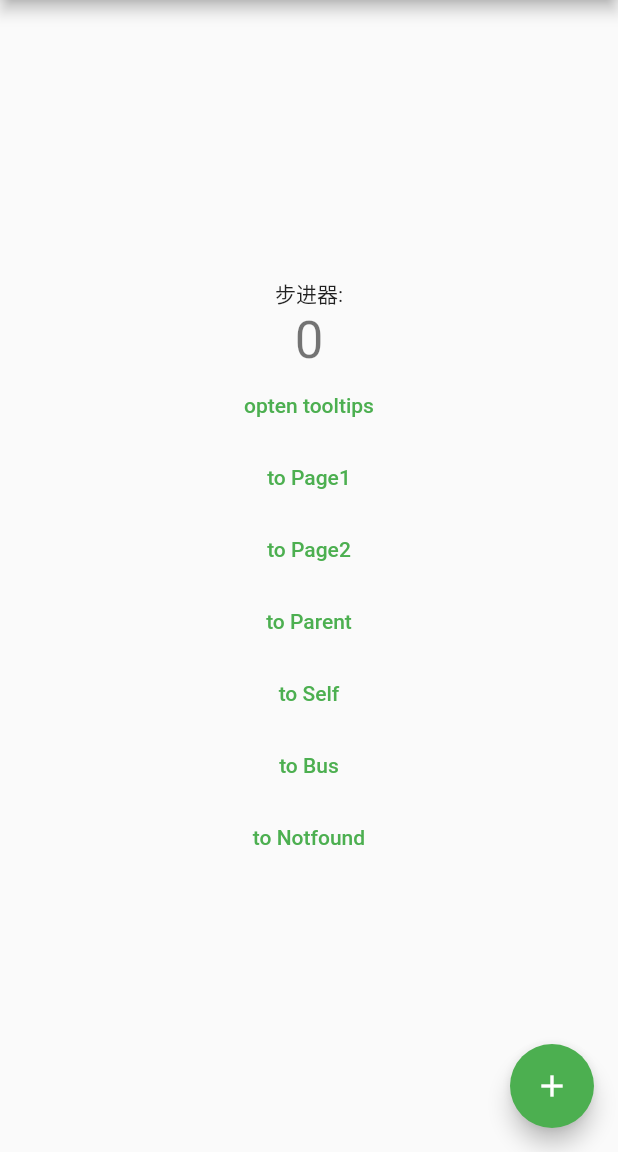
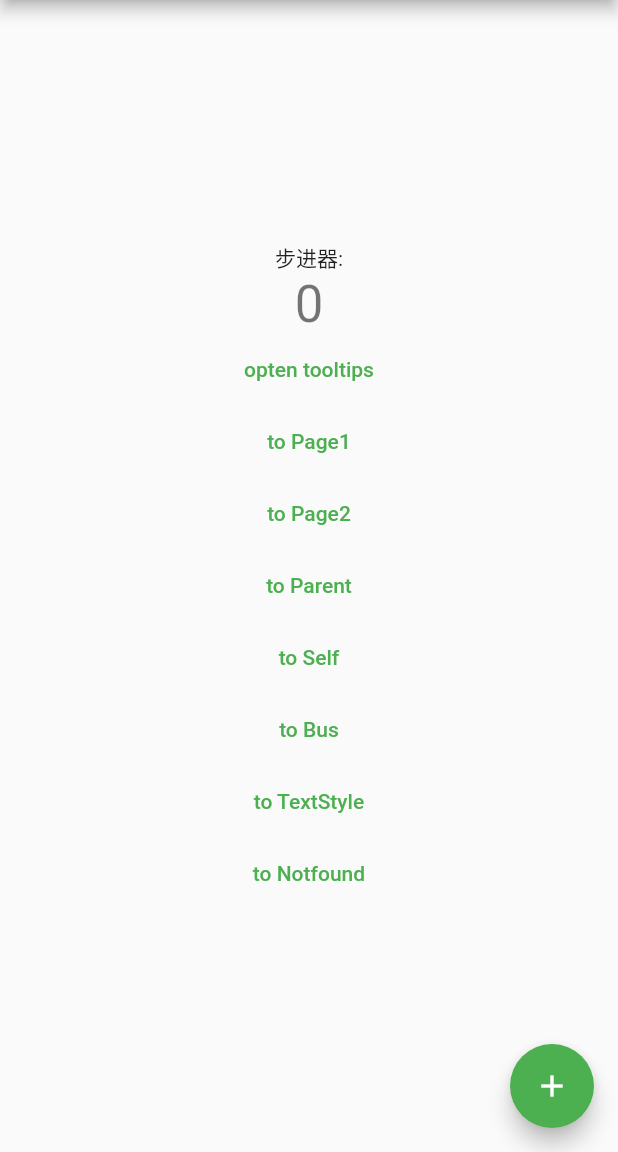
Before and after one commit to Liangmr0505/n-e.flutter, a Flutter app: the screen it shows after launch, on a phone screen of 412 x 824 dp, the part 84-1236 px from its top. Run offline on Flutter 3.47's test engine with Material 2 defaults, Android fonts, the phone set to English and light mode, and no system bars.

Commit message:
feat: 文本测试

```diff
--- a/lib/app.dart
+++ b/lib/app.dart
@@ -2,6 +2,7 @@ import 'package:first/pages/route_test/page1/child/tip_route.dart';
 import 'package:first/pages/tapbox/bus/bus.dart';
 import 'package:first/pages/tapbox/parent/parent.dart';
 import 'package:first/pages/tapbox/self/index.dart';
+import 'package:first/pages/demo/text/text.dart';
 import 'package:flutter/material.dart';
 import './pages/route_test/page1/page1.dart';
 import './pages/route_test/page2/page2.dart';
@@ -29,6 +30,7 @@ class MyApp extends StatelessWidget {
         "/parent": (context) => ParentWidget(),
         "/self": (context) => const TapboxA(),
         "/bus": (context) => Bus(),
+        "/textStyle": (context) => const TextStr(),
         "/": (context) =>
             const MyHomePage(title: 'Flutter Demo Home Page'), //注册首页路由
       },
@@ -122,6 +124,12 @@ class _MyHomePageState extends State<MyHomePage> {
               },
             ),
             TextButton(
+              child: const Text("to TextStyle"),
+              onPressed: () {
+                Navigator.pushNamed(context, "/textStyle");
+              },
+            ),
+            TextButton(
               child: const Text("to Notfound"),
               onPressed: () {
                 Navigator.pushNamed(context, "/notfound");
```
Also changed, not shown: lib/pages/demo/text/text.dart (added, +36 -0 lines).
